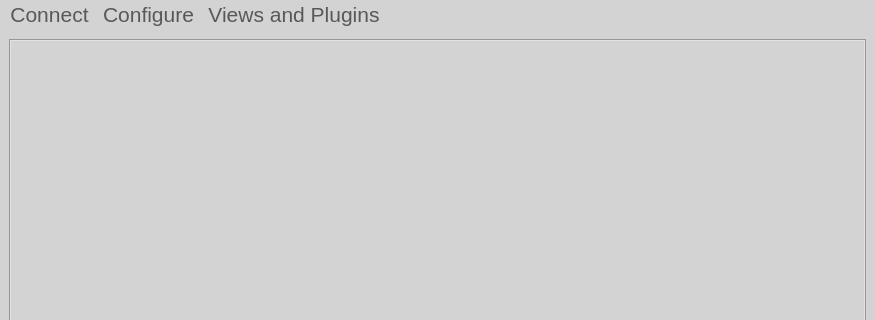
Before: the Qt Designer form ibridgesgui/ui_files/MainMenu_small.ui in iBridges-for-iRODS/iBridges-GUI, drawn with Qt 5; both pictures show x 0 to 875 and y 0 to 320 of the 875 by 574 pixel window.
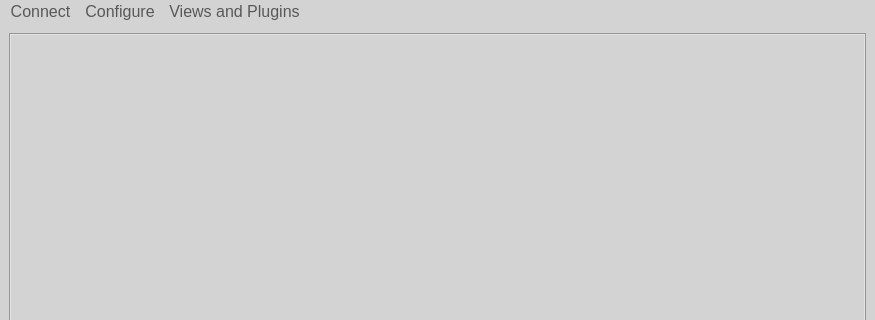
After: the same form once the commit is applied. Icons and pictures are not drawn.

What changed in the file:
```diff
--- a/ibridgesgui/ui_files/MainMenu_small.ui
+++ b/ibridgesgui/ui_files/MainMenu_small.ui
@@ -36,8 +36,7 @@
     color: rgb(88, 88, 90);
     selection-background-color: rgb(21, 165, 137);
     selection-color: rgb(245, 244, 244);
-    
-	font: 16pt
+	  font: 12pt
 }
 
 QLabel
@@ -78,7 +77,7 @@
       </property>
       <property name="font">
        <font>
-        <pointsize>16</pointsize>
+        <pointsize>12</pointsize>
         <weight>50</weight>
         <italic>false</italic>
         <bold>false</bold>
@@ -105,7 +104,7 @@
    </property>
    <property name="font">
     <font>
-     <pointsize>16</pointsize>
+     <pointsize>12</pointsize>
      <weight>50</weight>
      <italic>false</italic>
      <bold>false</bold>
@@ -114,7 +113,7 @@
    <widget class="QMenu" name="main_menu">
     <property name="font">
      <font>
-      <pointsize>16</pointsize>
+      <pointsize>12</pointsize>
       <weight>50</weight>
       <italic>false</italic>
       <bold>false</bold>
```
